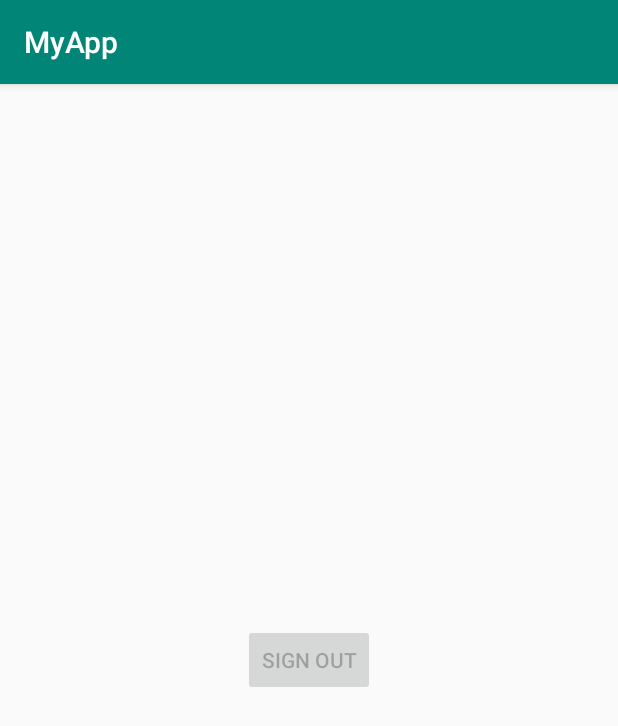
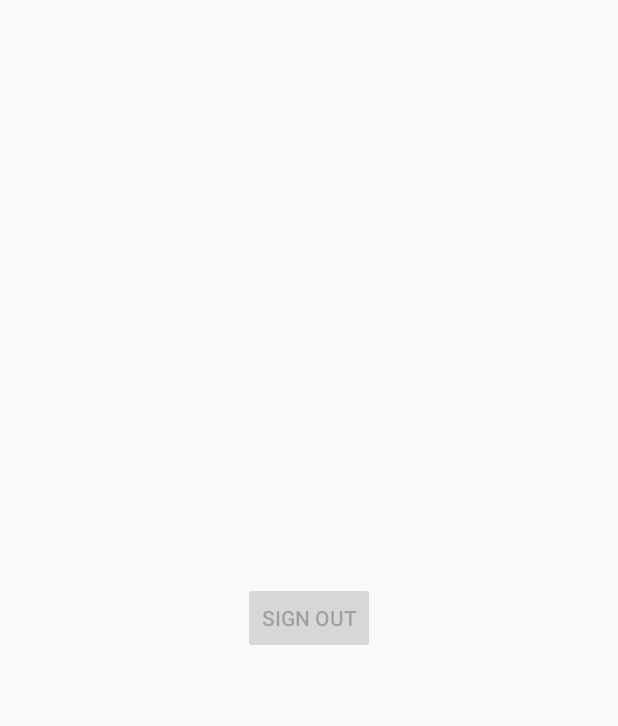
Before and after one commit to hlpike/Sona, an Android app: the screen it shows after launch (MainActivity), on a phone screen of 412 x 824 dp. Shown: the top 726 px of the screen. Run offline under Robolectric (Android 15) with nearby library versions, the phone set to English and light mode, and no system bars; our stand-ins replace Firebase (no records; nobody signed in at launch, a user with empty details on screens opened directly); libraries missing offline, so code that uses them is left out: com.firebase.ui; 3 statements that could not run were skipped.

Commit message:
resolving merge conflicts

```diff
--- a/app/src/main/res/values/styles.xml
+++ b/app/src/main/res/values/styles.xml
@@ -2,10 +2,11 @@
 
     <!-- Base application theme. -->
     <style name="AppTheme" parent="Theme.AppCompat.Light.DarkActionBar">
-        <!-- Customize your theme here. -->
         <item name="colorPrimary">@color/colorPrimary</item>
         <item name="colorPrimaryDark">@color/colorPrimaryDark</item>
         <item name="colorAccent">@color/colorAccent</item>
+        <item name="windowActionBar">false</item>
+        <item name="windowNoTitle">true</item>
     </style>
 
     <style name="AppTheme.NoActionBar">
```
